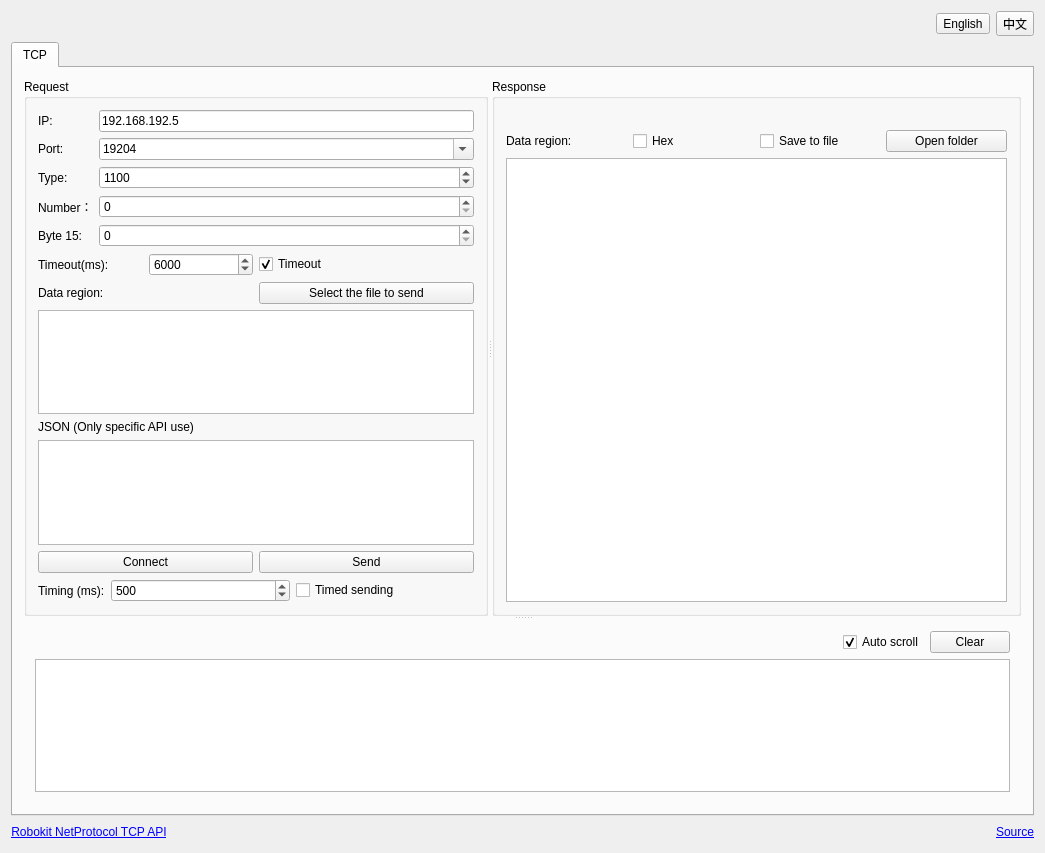
This is SCTcpToolWidget.ui in damtle/SeerTCPTest as Qt 5 draws it before an edit. The edited form follows.
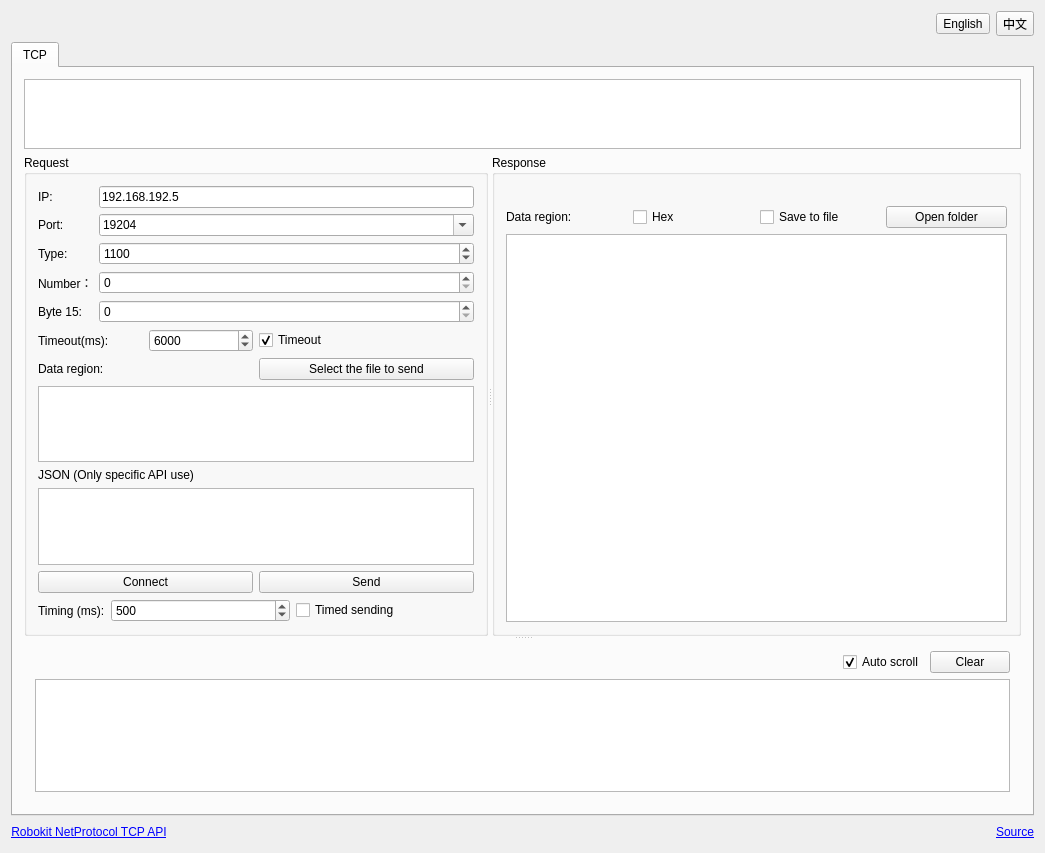
This is the edited form.

Diff of the .ui file:
```diff
--- a/SCTcpToolWidget.ui
+++ b/SCTcpToolWidget.ui
@@ -58,6 +58,9 @@
        <string>TCP</string>
       </attribute>
       <layout class="QVBoxLayout" name="verticalLayout_5">
+       <item>
+        <widget class="QListWidget" name="ipList"/>
+       </item>
        <item>
         <widget class="QSplitter" name="splitter_2">
          <property name="lineWidth">
```
